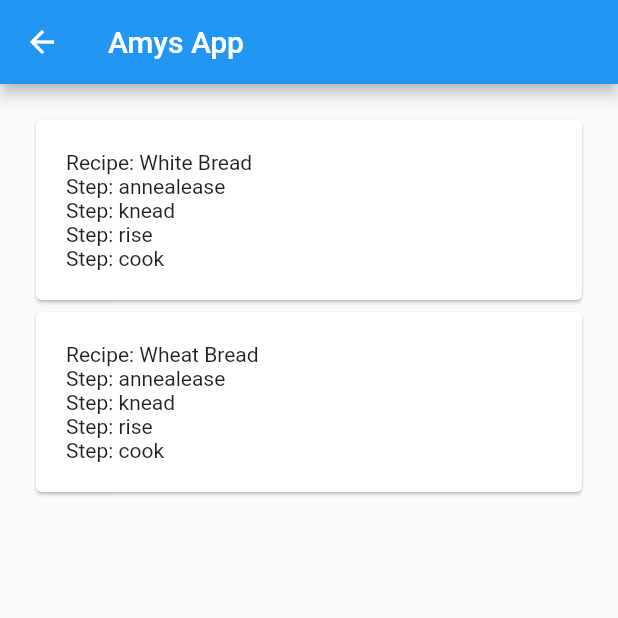
After one commit to RobAWilkinson/flour-water-salt-yeast, a Flutter app: the screen it shows after launch, after a tap on "Bread", on a phone screen of 412 x 824 dp, the top half of it. The commit adds this screen. Run offline on Flutter 3.47's test engine with Material 2 defaults, Android fonts, the phone set to English and light mode, and no system bars; our stand-ins replace firebase_auth, google_sign_in; accounts and stored records are empty.

Commit message:
break up project into multiple named files

```diff
--- /dev/null
+++ b/lib/src/BreadPage.dart
@@ -0,0 +1,54 @@
+part of my_app;
+
+class BreadPage extends StatelessWidget {
+  final recipes = [
+    {
+      'name': 'White Bread',
+      'steps': [
+        {'text': 'annealease'},
+        {'text': 'knead'},
+        {'text': 'rise'},
+        {'text': 'cook'}
+      ]
+    },
+    {
+      'name': 'Wheat Bread',
+      'steps': [
+        {'text': 'annealease'},
+        {'text': 'knead'},
+        {'text': 'rise'},
+        {'text': 'cook'}
+      ]
+    },
+  ];
+  @override
+  Widget build(BuildContext context) {
+    return Scaffold(
+      appBar: AppBar(
+        title: Text('Amys App'),
+      ),
+      body: Container(
+        padding: EdgeInsets.all(20.0),
+        child: Column(
+            crossAxisAlignment: CrossAxisAlignment.stretch,
+            children: recipes.map(_recipeBuilder).toList()),
+      ),
+    );
+  }
+
+  Widget _recipeBuilder(Map<String, Object> recipe) {
+    final String name = recipe['name'];
+    final List<Map<String, Object>> steps = recipe['steps'];
+    return Card(
+        child: Container(
+            padding: EdgeInsets.all(20),
+            child: ListBody(children: <Widget>[
+              Text("Recipe: $name"),
+              ...steps.map(_stepBuilder).toList()
+            ])));
+  }
+Widget _stepBuilder(Map<String, Object> step) {
+    final String stepText = step['text'];
+    return Text('Step: $stepText');
+  }
+}
--- /dev/null
+++ b/lib/src/HomePage.dart
@@ -0,0 +1,23 @@
+part of my_app;
+
+
+class HomePage extends StatelessWidget {
+  @override
+  Widget build(BuildContext context) {
+
+    return Scaffold(
+      appBar: AppBar(
+        title: Text('Amys App'),
+      ),
+      body: Container(
+        padding: EdgeInsets.all(20.0),
+        child: Column(
+            crossAxisAlignment: CrossAxisAlignment.stretch,
+            children: [
+              RaisedButton(child: Text("Bread"), onPressed: () => Navigator.of(context).pushNamed("/bread")),
+              RaisedButton(child: Text("Meat"), onPressed: () => Navigator.of(context).pushNamed("/two"))
+            ]
+      ),
+    ));
+  }
+}
--- /dev/null
+++ b/lib/src/Myapp.dart
@@ -0,0 +1,25 @@
+library my_app;
+
+import 'dart:async';
+import 'package:flutter/material.dart';
+import 'package:firebase_auth/firebase_auth.dart';
+import 'package:google_sign_in/google_sign_in.dart';
+
+
+part 'auth/userAuth.dart';
+part './HomePage.dart';
+part './BreadPage.dart';
+part './MeatPage.dart';
+
+
+
+class MyApp extends StatelessWidget {
+
+  @override
+  Widget build(BuildContext context) {
+    return MaterialApp(title: 'MyApp', home: HomePage(), routes: {
+      "/bread": (BuildContext context) => BreadPage(),
+      "/two": (BuildContext context) => PageTwo()
+    });
+  }
+}
--- a/pubspec.yaml
+++ b/pubspec.yaml
@@ -29,6 +29,7 @@ dependencies:
   firebase_core: ^0.4.0+9
   firebase_auth: ^0.14.0+5
   cloud_firestore: ^0.12.9+5
+  google_sign_in:
 
 
 dev_dependencies:
```
Also changed, not shown: lib/main.dart (+3 -83 lines), lib/src/MeatPage.dart (added, +18 -0 lines), lib/src/auth/userAuth.dart (added, +19 -0 lines), pubspec.lock, 2 other files.
